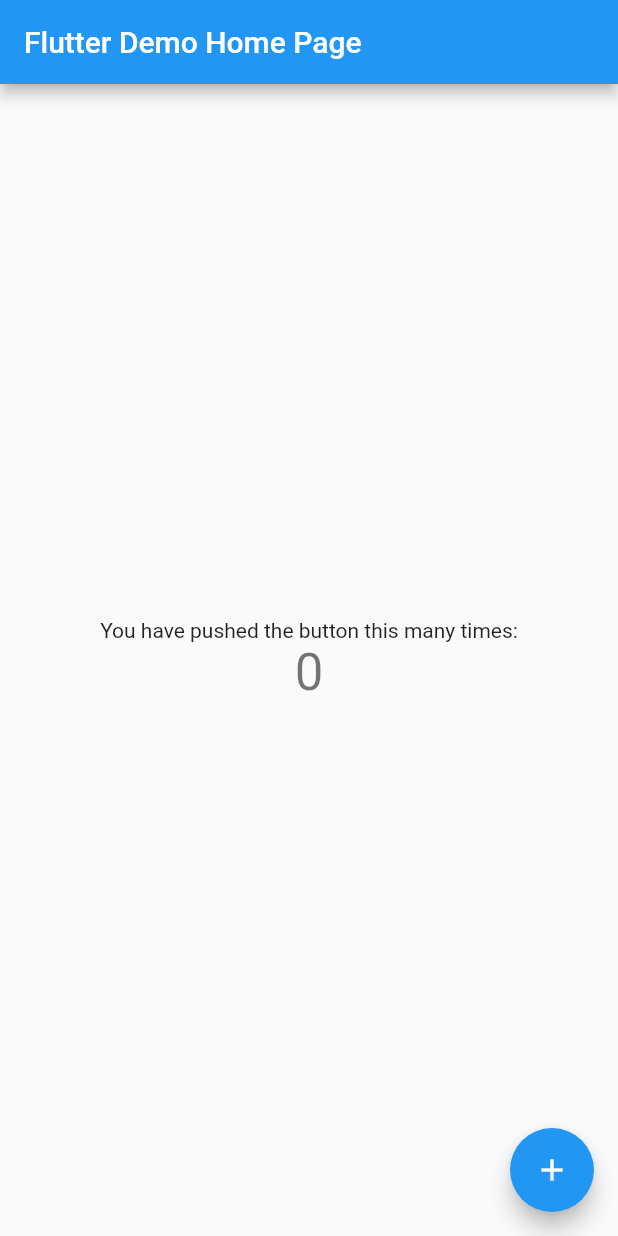
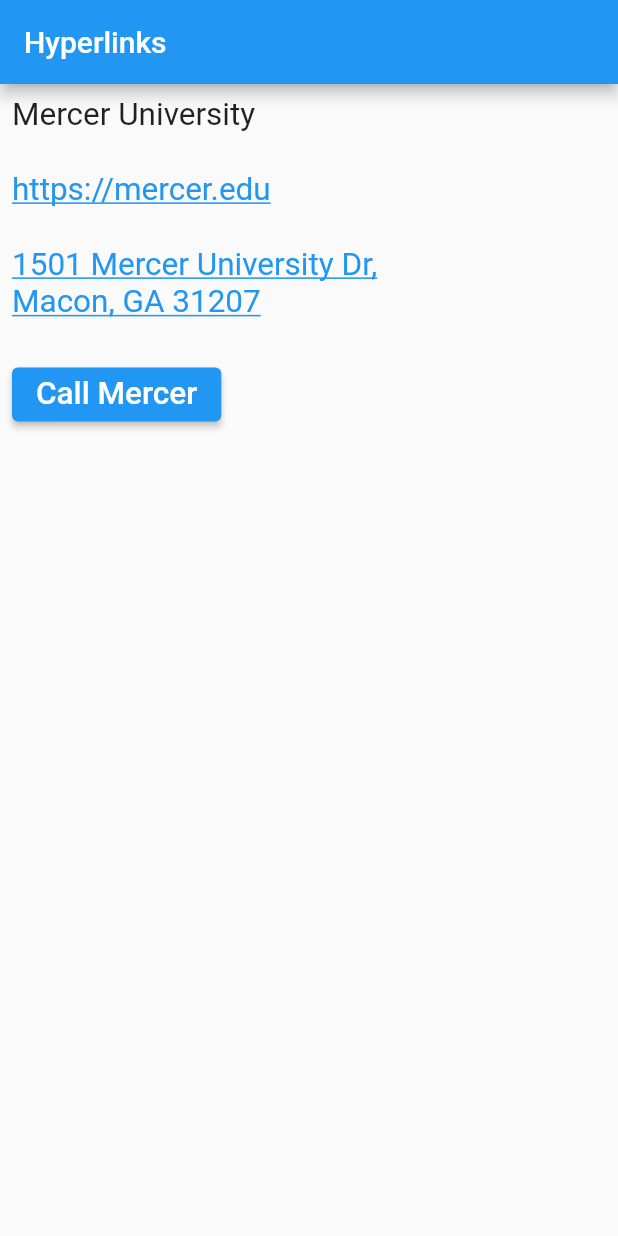
Before and after one commit to JarrettNobles/hyperlinks, a Flutter app: the screen it shows after launch, on a phone screen of 412 x 824 dp. Run offline on Flutter 3.47's test engine with Material 2 defaults, Android fonts, the phone set to English and light mode, and no system bars.

Commit message:
Updated main.dart, finished data_file.dart, finished method1_hyperlinks.dart

```diff
--- /dev/null
+++ b/lib/data_file.dart
@@ -0,0 +1,83 @@
+//imports
+import 'package:flutter/material.dart';
+import 'package:url_launcher/url_launcher.dart';
+import 'dart:io';
+
+//widget for urlText
+Widget urlText(String urlStr) {
+
+  return GestureDetector(
+
+    child: Text(urlStr,
+      style: const TextStyle(color: Colors.blue,
+          decoration:
+          TextDecoration.underline ),
+      textScaleFactor: 1.5,
+
+    ), // Text
+
+    onTap: () => _displayWebsite(urlStr),
+
+  ); // GestureDetector
+}  // urlText
+
+//display website function
+void _displayWebsite (String urlStr) async{
+
+  Uri urlUri = Uri.parse(urlStr);
+
+  try {
+    await launchUrl(urlUri);
+  } catch (ex) {
+
+    throw 'Could not launch $urlStr';
+  }
+}   // end of _displayWebsite(…)
+
+//widget for address text
+Widget addressText (String addr, String addrFormat) {
+
+  return GestureDetector(
+
+    child: Text(addr,
+    style: const TextStyle(color: Colors.blue,
+    decoration:
+    TextDecoration.underline ),
+    textScaleFactor: 1.5,
+
+  ), // Text
+
+  onTap: () => _openMap(addrFormat),
+  ); // GestureDetector
+
+}   // end of addressText
+
+//open map function for the map when user selects a address
+_openMap (String addrFormat) {
+
+  String urlStr;
+
+  if (Platform.isIOS){
+    urlStr =
+    'http://maps.apple.com/?address=$addrFormat';
+  } else {     // Platform.isAndroid
+    urlStr =
+    'https://www.google.com/maps/search/?api=1&query='
+
+        '$addrFormat';
+  }
+
+  //display website function
+  _displayWebsite(urlStr);
+}   //   end of _openMap()
+
+
+/*   todo: Class Exercise
+
+Widget phoneText ( ... ) {
+    // …
+}  // phoneText
+
+*/
+
+//    end of data_file.dart
--- a/lib/main.dart
+++ b/lib/main.dart
@@ -1,115 +1,62 @@
+//imports
 import 'package:flutter/material.dart';
+import 'method1_hyperlinks.dart';
 
-void main() {
-  runApp(const MyApp());
-}
+const String _appTitle = 'Hyperlinks';
+
+var hyperlinksNavRoutes = <String, WidgetBuilder>{
+
+  // in main.dart
+  'first_screen' : (context) => const MyHomePage(),
+
+  // add other screens here !!!
+};
+
+void main() => runApp(const MyApp());
 
 class MyApp extends StatelessWidget {
-  const MyApp({super.key});
 
-  // This widget is the root of your application.
-  @override
-  Widget build(BuildContext context) {
-    return MaterialApp(
-      title: 'Flutter Demo',
-      theme: ThemeData(
-        // This is the theme of your application.
-        //
-        // Try running your application with "flutter run". You'll see the
-        // application has a blue toolbar. Then, without quitting the app, try
-        // changing the primarySwatch below to Colors.green and then invoke
-        // "hot reload" (press "r" in the console where you ran "flutter run",
-        // or simply save your changes to "hot reload" in a Flutter IDE).
-        // Notice that the counter didn't reset back to zero; the application
-        // is not restarted.
-        primarySwatch: Colors.blue,
-      ),
-      home: const MyHomePage(title: 'Flutter Demo Home Page'),
-    );
-  }
-}
-
-class MyHomePage extends StatefulWidget {
-  const MyHomePage({super.key, required this.title});
-
-  // This widget is the home page of your application. It is stateful, meaning
-  // that it has a State object (defined below) that contains fields that affect
-  // how it looks.
-
-  // This class is the configuration for the state. It holds the values (in this
-  // case the title) provided by the parent (in this case the App widget) and
-  // used by the build method of the State. Fields in a Widget subclass are
-  // always marked "final".
-
-  final String title;
-
-  @override
-  State<MyHomePage> createState() => _MyHomePageState();
-}
-
-class _MyHomePageState extends State<MyHomePage> {
-  int _counter = 0;
-
-  void _incrementCounter() {
-    setState(() {
-      // This call to setState tells the Flutter framework that something has
-      // changed in this State, which causes it to rerun the build method below
-      // so that the display can reflect the updated values. If we changed
-      // _counter without calling setState(), then the build method would not be
-      // called again, and so nothing would appear to happen.
-      _counter++;
-    });
-  }
+  const MyApp ({Key? key}) : super(key: key);
 
   @override
   Widget build(BuildContext context) {
-    // This method is rerun every time setState is called, for instance as done
-    // by the _incrementCounter method above.
-    //
-    // The Flutter framework has been optimized to make rerunning build methods
-    // fast, so that you can just rebuild anything that needs updating rather
-    // than having to individually change instances of widgets.
+
+    return MaterialApp(
+
+      // Remove the debug banner
+      debugShowCheckedModeBanner: false,
+
+      title: _appTitle,
+
+      theme: ThemeData(
+        primarySwatch: Colors.blue,
+      ),
+
+      initialRoute: 'first_screen',
+      routes: hyperlinksNavRoutes,
+    );
+
+  }
+}   // end of MyApp
+
+class MyHomePage extends StatelessWidget {
+
+  const MyHomePage ({Key? key}) : super(key: key);
+
+  @override
+  Widget build(BuildContext context) {
+
     return Scaffold(
+
       appBar: AppBar(
-        // Here we take the value from the MyHomePage object that was created by
-        // the App.build method, and use it to set our appbar title.
-        title: Text(widget.title),
-      ),
-      body: Center(
-        // Center is a layout widget. It takes a single child and positions it
-        // in the middle of the parent.
-        child: Column(
-          // Column is also a layout widget. It takes a list of children and
-          // arranges them vertically. By default, it sizes itself to fit its
-          // children horizontally, and tries to be as tall as its parent.
-          //
-          // Invoke "debug painting" (press "p" in the console, choose the
-          // "Toggle Debug Paint" action from the Flutter Inspector in Android
-          // Studio, or the "Toggle Debug Paint" command in Visual Studio Code)
-          // to see the wireframe for each widget.
-          //
-          // Column has various properties to control how it sizes itself and
-          // how it positions its children. Here we use mainAxisAlignment to
-          // center the children vertically; the main axis here is the vertical
-          // axis because Columns are vertical (the cross axis would be
-          // horizontal).
-          mainAxisAlignment: MainAxisAlignment.center,
-          children: <Widget>[
-            const Text(
-              'You have pushed the button this many times:',
-            ),
-            Text(
-              '$_counter',
-              style: Theme.of(context).textTheme.headline4,
-            ),
-          ],
-        ),
-      ),
-      floatingActionButton: FloatingActionButton(
-        onPressed: _incrementCounter,
-        tooltip: 'Increment',
-        child: const Icon(Icons.add),
-      ), // This trailing comma makes auto-formatting nicer for build methods.
-    );
+        title: const Text(_appTitle),
+      ), // AppBar
+
+
+      body: const Method1Display(),
+
+    ); // Scaffold
+
   }
-}
+
+}  // end of MyHomePage
--- /dev/null
+++ b/lib/method1_hyperlinks.dart
@@ -0,0 +1,63 @@
+//imports
+import 'package:flutter/material.dart';
+import 'data_file.dart';
+import 'package:url_launcher/url_launcher.dart';
+
+//class for displaying the hyperlinks
+class Method1Display extends StatelessWidget {
+
+  const Method1Display ({Key? key}) : super(key: key);
+
+  @override
+  Widget build (BuildContext context) {
+
+    return  Padding (
+
+      padding: const EdgeInsets.all(8.0),
+
+      child: Column(
+
+        crossAxisAlignment:
+        CrossAxisAlignment.start,
+
+        children: <Widget>[
+
+      const Text('Mercer University\n' ,
+        textScaleFactor: 1.5,),
+
+      urlText('https://mercer.edu'),
+
+      addressText(
+          "\n1501 Mercer University Dr,\n"
+              "Macon, GA 31207\n",
+          "1501+Mercer+University+Dr,+Macon,+GA+31207"),
+
+
+      ElevatedButton(
+
+          child: const Text('Call Mercer',
+      textScaleFactor: 1.5),
+
+      onPressed: ( ) async {
+
+        String numberStr = 'tel:800-637-2378';
+        Uri urlUri = Uri.parse(numberStr);
+
+        try {
+          await launchUrl(urlUri);
+        } catch (ex) {
+          throw 'Could not call number';
+        }
+
+      }, // onPressed
+
+    ), //
+
+    ], // <Widget>[]
+
+    ), // Column,
+
+    );  // Padding
+  }
+
+}  // end of Method1Display
```
